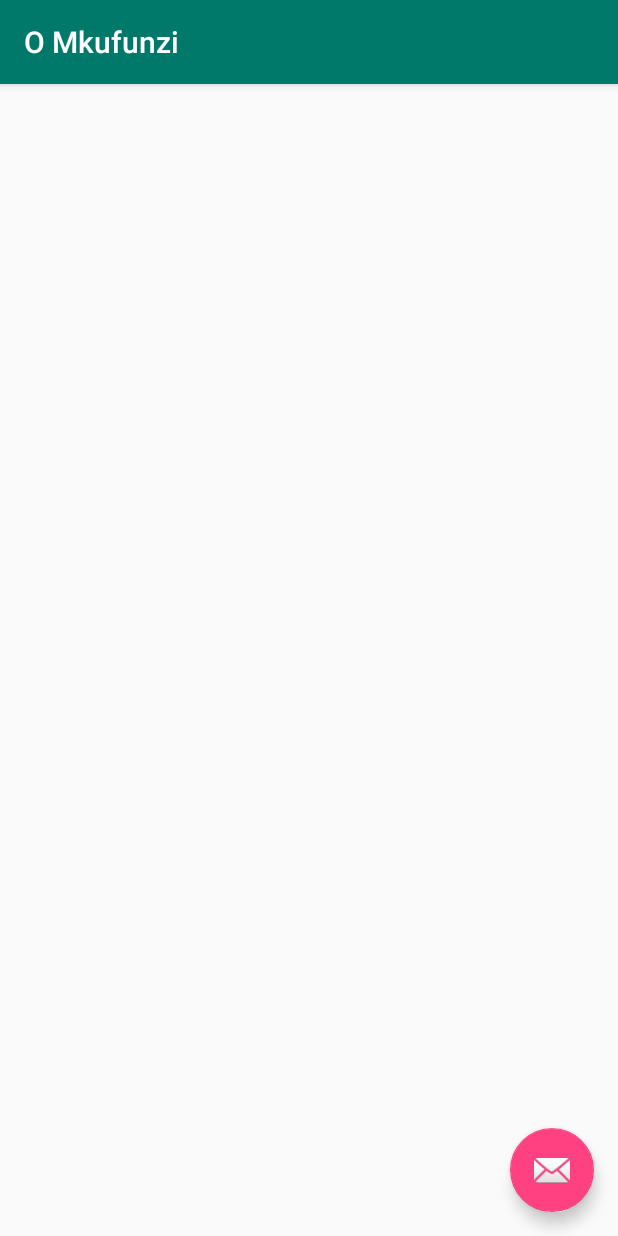
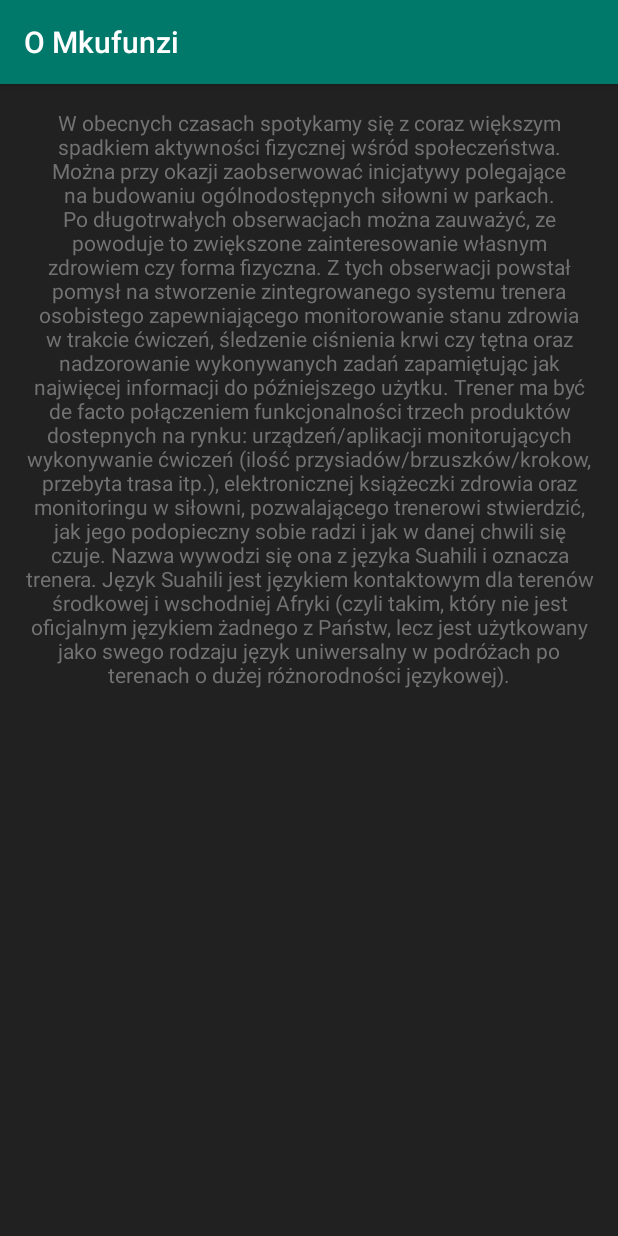
Before and after one commit to impresyjna/mkufunzi-android, an Android app: the About screen opened directly, with no data from a screen before it, on a phone screen of 412 x 824 dp. Run offline under Robolectric (Android 15) with nearby library versions, the phone set to English and light mode, and no system bars.

Commit message:
New About view

```diff
--- a/app/src/main/java/pl/com/inzynierka/mkufunzi/controllers/views_controllers/About.java
+++ b/app/src/main/java/pl/com/inzynierka/mkufunzi/controllers/views_controllers/About.java
@@ -16,16 +16,7 @@ public class About extends AppCompatActivity {
         super.onCreate(savedInstanceState);
         setContentView(R.layout.activity_about);
         Toolbar toolbar = (Toolbar) findViewById(R.id.toolbar);
-        setSupportActionBar(toolbar);
-
-        FloatingActionButton fab = (FloatingActionButton) findViewById(R.id.fab);
-        fab.setOnClickListener(new View.OnClickListener() {
-            @Override
-            public void onClick(View view) {
-                Snackbar.make(view, "Replace with your own action", Snackbar.LENGTH_LONG)
-                        .setAction("Action", null).show();
-            }
-        });
+        toolbar.setTitle("O Mkufunzi");
     }
 
 }
--- a/app/src/main/res/layout/activity_about.xml
+++ b/app/src/main/res/layout/activity_about.xml
@@ -1,11 +1,17 @@
-<?xml version="1.0" encoding="utf-8"?>
+<ScrollView
+    xmlns:android="http://schemas.android.com/apk/res/android"
+    android:layout_width="match_parent"
+    android:layout_height="match_parent"
+    android:background="#212121"
+    xmlns:tools="http://schemas.android.com/tools"
+    tools:context=".controllers.views_controllers.About">
+
         <android.support.design.widget.CoordinatorLayout xmlns:android="http://schemas.android.com/apk/res/android"
             xmlns:app="http://schemas.android.com/apk/res-auto"
             xmlns:tools="http://schemas.android.com/tools"
             android:layout_width="match_parent"
             android:layout_height="match_parent"
-    android:fitsSystemWindows="true"
-    tools:context=".controllers.views_controllers.About">
+            android:fitsSystemWindows="true">
 
             <android.support.design.widget.AppBarLayout
                 android:layout_width="match_parent"
@@ -23,12 +29,6 @@
 
             <include layout="@layout/content_about" />
 
-    <android.support.design.widget.FloatingActionButton
-        android:id="@+id/fab"
-        android:layout_width="wrap_content"
-        android:layout_height="wrap_content"
-        android:layout_gravity="bottom|end"
-        android:layout_margin="@dimen/fab_margin"
-        android:src="@android:drawable/ic_dialog_email" />
+        </android.support.design.widget.CoordinatorLayout>
 
-</android.support.design.widget.CoordinatorLayout>
+</ScrollView>
--- a/app/src/main/res/layout/content_about.xml
+++ b/app/src/main/res/layout/content_about.xml
@@ -1,4 +1,3 @@
-<?xml version="1.0" encoding="utf-8"?>
 <RelativeLayout xmlns:android="http://schemas.android.com/apk/res/android"
     xmlns:app="http://schemas.android.com/apk/res-auto"
     xmlns:tools="http://schemas.android.com/tools"
@@ -9,7 +8,20 @@
     android:paddingRight="@dimen/activity_horizontal_margin"
     android:paddingTop="@dimen/activity_vertical_margin"
     app:layout_behavior="@string/appbar_scrolling_view_behavior"
-    tools:context=".controllers.views_controllers.About"
-    tools:showIn="@layout/activity_about">
+    tools:context=".controllers.views_controllers.About">
+
+    <LinearLayout
+        android:layout_width="match_parent"
+        android:layout_height="match_parent">
+
+        <TextView
+            android:layout_width="wrap_content"
+            android:layout_height="wrap_content"
+            android:text="W obecnych czasach spotykamy się z coraz większym spadkiem aktywności fizycznej wśród społeczeństwa. Można przy okazji zaobserwować inicjatywy polegające na budowaniu ogólnodostępnych siłowni w parkach. Po długotrwałych obserwacjach można zauważyć, ze powoduje to zwiększone zainteresowanie własnym zdrowiem czy forma fizyczna. Z tych obserwacji powstał pomysł na stworzenie zintegrowanego systemu trenera osobistego zapewniającego monitorowanie stanu zdrowia w trakcie ćwiczeń, śledzenie ciśnienia krwi czy tętna oraz nadzorowanie wykonywanych zadań zapamiętując jak najwięcej informacji do późniejszego użytku. Trener ma być de facto połączeniem funkcjonalności trzech produktów dostepnych na rynku: urządzeń/aplikacji monitorujących wykonywanie ćwiczeń (ilość przysiadów/brzuszków/krokow, przebyta trasa itp.), elektronicznej książeczki zdrowia oraz monitoringu w siłowni, pozwalającego trenerowi stwierdzić, jak jego podopieczny sobie radzi i jak w danej chwili się czuje. Nazwa wywodzi się ona z języka Suahili i oznacza trenera. Język Suahili jest językiem kontaktowym dla terenów środkowej i wschodniej Afryki (czyli takim, który nie jest oficjalnym językiem żadnego z Państw, lecz jest użytkowany jako swego rodzaju język uniwersalny w podróżach po terenach o dużej różnorodności językowej)."
+            android:id="@+id/aboutText"
+            android:textColor="#727272"
+            android:gravity="center_horizontal"/>
+    </LinearLayout>
+
 
 </RelativeLayout>
```
Lines whose indentation alone changed are shown as unchanged.
